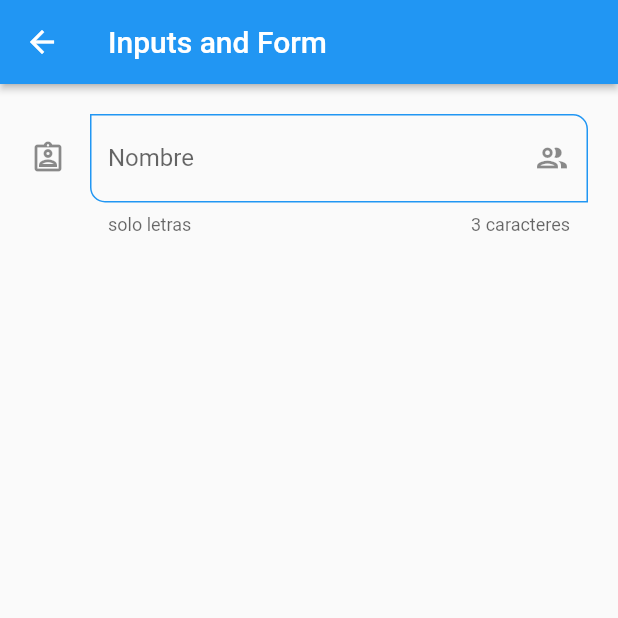
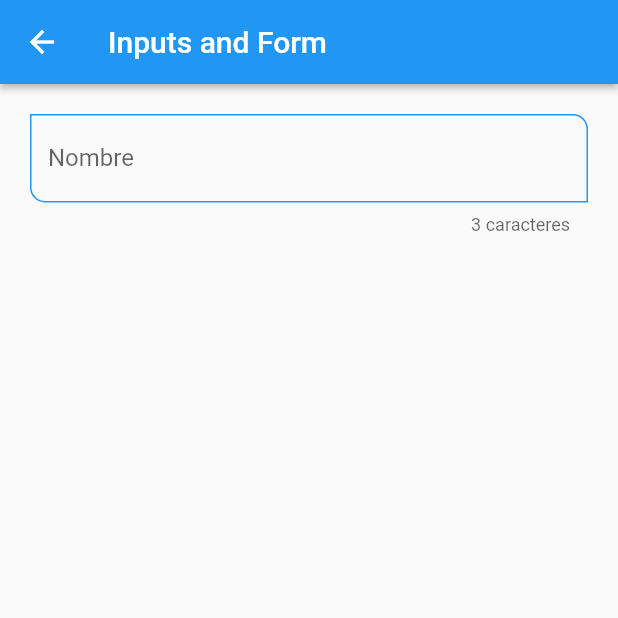
Before and after one commit to eliato/curso-flutter, a Flutter app: the InputsScreen screen opened by its route, on a phone screen of 412 x 824 dp, the top half of it. Run offline on Flutter 3.47's test engine with Material 2 defaults, Android fonts, the phone set to English and light mode, and no system bars.

Commit message:
perams input fields

```diff
--- a/fl_components/lib/screens/inputs_screen.dart
+++ b/fl_components/lib/screens/inputs_screen.dart
@@ -16,7 +16,10 @@ class InputsScreen extends StatelessWidget {
           padding: const EdgeInsets.symmetric(horizontal: 20, vertical: 20),
           child: Column(
             children: const [
-               CustomInputField()
+               CustomInputField(
+                labelText: 'Nombre',
+                hintText: 'Nombre usuario',
+               )
             ],
           )),)
     );
--- a/fl_components/lib/widgets/custom_input_field.dart
+++ b/fl_components/lib/widgets/custom_input_field.dart
@@ -1,11 +1,24 @@
 import 'package:flutter/material.dart';
 class CustomInputField extends StatelessWidget {
+
+  final String? hintText;
+  final String? labelText;
+  final String? helperText;
+  final IconData? icon;
+  final IconData? suffixIcon;
+
   const CustomInputField({
     Key? key,
+    this.hintText,
+    this.labelText,
+    this.helperText,
+    this.icon,
+    this.suffixIcon,
   }) : super(key: key);
 
   @override
   Widget build(BuildContext context) {
+
     return TextFormField(
       autofocus: false,
       initialValue: '',
@@ -18,14 +31,14 @@ class CustomInputField extends StatelessWidget {
        return value.length < 3 ? 'Minimo de 3 letras' : null;
       },
       autovalidateMode: AutovalidateMode.onUserInteraction,
-      decoration: const InputDecoration(
-        hintText: 'nombre del usuario',
-        labelText: 'Nombre',
-        helperText: 'solo letras',
+      decoration:  InputDecoration(
+        hintText: hintText,
+        labelText: labelText,
+        helperText: helperText,
         counterText: '3 caracteres',
-        suffixIcon: Icon( Icons.group_outlined),
+        suffixIcon: suffixIcon == null? null: Icon( suffixIcon ),
        // prefixIcon: Icon(Icons.verified_user_rounded)
-       icon: Icon( Icons.assignment_ind_outlined),
+       icon: icon == null? null:  Icon( icon ),
 
       ),
     );
```
